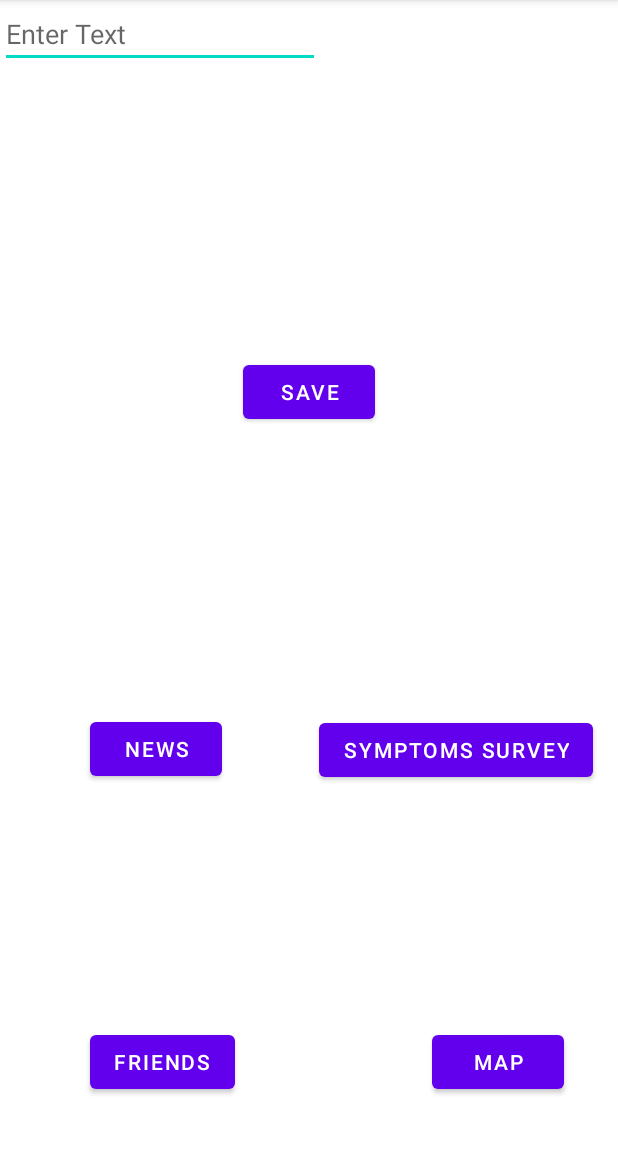
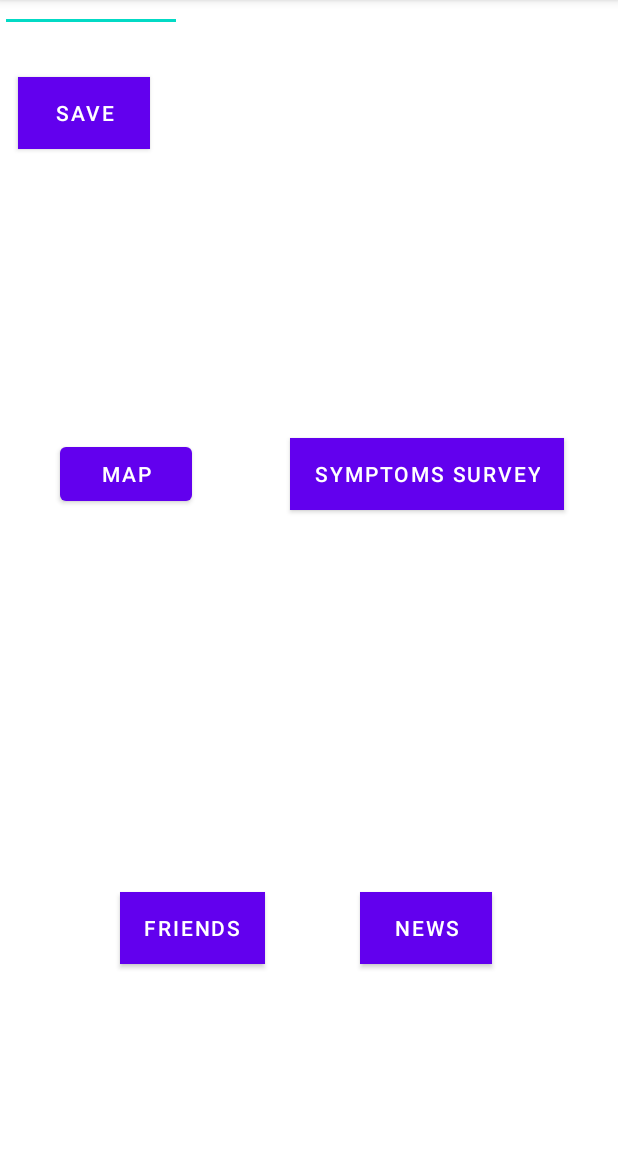
Before and after one commit to TraceLA/TraceLAAndroid, an Android app: the MainActivity screen opened directly, with no data from a screen before it, on a phone screen of 412 x 824 dp, the part 84-1236 px from its top. Run offline under Robolectric (Android 15) with nearby library versions, the phone set to English and light mode, and no system bars.

Commit message:
update main page and login ui

```diff
--- a/app/src/main/res/layout/activity_main.xml
+++ b/app/src/main/res/layout/activity_main.xml
@@ -4,86 +4,91 @@
     xmlns:tools="http://schemas.android.com/tools"
     android:layout_width="match_parent"
     android:layout_height="match_parent"
+    android:background="@android:color/background_light"
     tools:context=".MainActivity">
 
     <TextView
         android:id="@+id/displayText"
-        android:layout_width="wrap_content"
-        android:layout_height="wrap_content"
+        android:layout_width="285dp"
+        android:layout_height="27dp"
         app:layout_constraintBottom_toBottomOf="parent"
-        app:layout_constraintHorizontal_bias="0.498"
+        app:layout_constraintHorizontal_bias="1.0"
         app:layout_constraintLeft_toLeftOf="parent"
         app:layout_constraintRight_toRightOf="parent"
         app:layout_constraintTop_toTopOf="parent"
-        app:layout_constraintVertical_bias="0.41000003" />
+        app:layout_constraintVertical_bias="0.171" />
 
     <Button
         android:id="@+id/saveButton"
         android:layout_width="wrap_content"
         android:layout_height="wrap_content"
         android:text="Save"
+        android:background="@android:color/holo_blue_light"
         app:layout_constraintBottom_toBottomOf="parent"
         app:layout_constraintEnd_toEndOf="parent"
+        app:layout_constraintHorizontal_bias="0.037"
         app:layout_constraintStart_toStartOf="parent"
         app:layout_constraintTop_toTopOf="parent"
-        app:layout_constraintVertical_bias="0.32999998" />
+        app:layout_constraintVertical_bias="0.071" />
 
     <EditText
         android:id="@+id/inputText"
-        android:layout_width="wrap_content"
-        android:layout_height="wrap_content"
+        android:layout_width="121dp"
+        android:layout_height="21dp"
         android:ems="10"
         android:hint="Enter Text"
         android:inputType="textPersonName"
-        tools:layout_editor_absoluteX="100dp"
-        tools:layout_editor_absoluteY="38dp" />
+        tools:layout_editor_absoluteX="16dp"
+        tools:layout_editor_absoluteY="16dp" />
 
     <Button
         android:id="@+id/newsButton"
         android:layout_width="wrap_content"
         android:layout_height="wrap_content"
-        android:layout_marginStart="60dp"
+        android:layout_marginEnd="84dp"
+        android:onClick="onClickNews"
         android:text="@string/news"
-        android:onClick="onClickNews"
-        app:layout_constraintBottom_toTopOf="@+id/friendsButton"
-        app:layout_constraintStart_toStartOf="parent"
-        app:layout_constraintTop_toTopOf="parent"
-        app:layout_constraintVertical_bias="0.747" />
+        android:background="@android:color/holo_blue_light"
+        app:layout_constraintBottom_toBottomOf="parent"
+        app:layout_constraintEnd_toEndOf="parent"
+        app:layout_constraintTop_toBottomOf="@+id/surveyButton"
+        app:layout_constraintVertical_bias="0.67" />
 
     <Button
         android:id="@+id/surveyButton"
         android:layout_width="wrap_content"
         android:layout_height="wrap_content"
-        android:layout_marginTop="316dp"
+        android:layout_marginTop="292dp"
+        android:layout_marginEnd="36dp"
+        android:background="@android:color/holo_blue_light"
+        android:onClick="onClickSurvey"
         android:text="@string/symptoms_survey"
-        android:onClick="onClickSurvey"
-        app:layout_constraintBottom_toTopOf="@+id/mapButton"
         app:layout_constraintEnd_toEndOf="parent"
-        app:layout_constraintHorizontal_bias="0.797"
-        app:layout_constraintStart_toEndOf="@+id/newsButton"
-        app:layout_constraintTop_toTopOf="parent"
-        app:layout_constraintVertical_bias="0.501" />
+        app:layout_constraintTop_toTopOf="parent" />
 
     <Button
         android:id="@+id/friendsButton"
         android:layout_width="wrap_content"
         android:layout_height="wrap_content"
-        android:layout_marginStart="60dp"
-        android:layout_marginBottom="36dp"
+        android:onClick="onClickFriends"
         android:text="@string/friends"
-        android:onClick="onClickFriends"
+        android:background="@android:color/holo_blue_light"
         app:layout_constraintBottom_toBottomOf="parent"
-        app:layout_constraintStart_toStartOf="parent" />
+        app:layout_constraintEnd_toStartOf="@+id/newsButton"
+        app:layout_constraintHorizontal_bias="0.559"
+        app:layout_constraintStart_toStartOf="parent"
+        app:layout_constraintTop_toBottomOf="@+id/mapButton"
+        app:layout_constraintVertical_bias="0.67" />
 
     <Button
         android:id="@+id/mapButton"
         android:layout_width="wrap_content"
         android:layout_height="wrap_content"
-        android:layout_marginEnd="36dp"
-        android:layout_marginBottom="36dp"
+        android:layout_marginStart="40dp"
+        android:layout_marginTop="292dp"
+        android:onClick="onClickMap"
         android:text="@string/map"
-        android:onClick="onClickMap"
-        app:layout_constraintBottom_toBottomOf="parent"
-        app:layout_constraintEnd_toEndOf="parent" />
+        app:layout_constraintStart_toStartOf="@+id/inputText"
+        app:layout_constraintTop_toTopOf="parent" />
 
 </androidx.constraintlayout.widget.ConstraintLayout>
```
Also changed, not shown: app/src/main/res/layout/activity_login_page.xml (+28 -25 lines).
